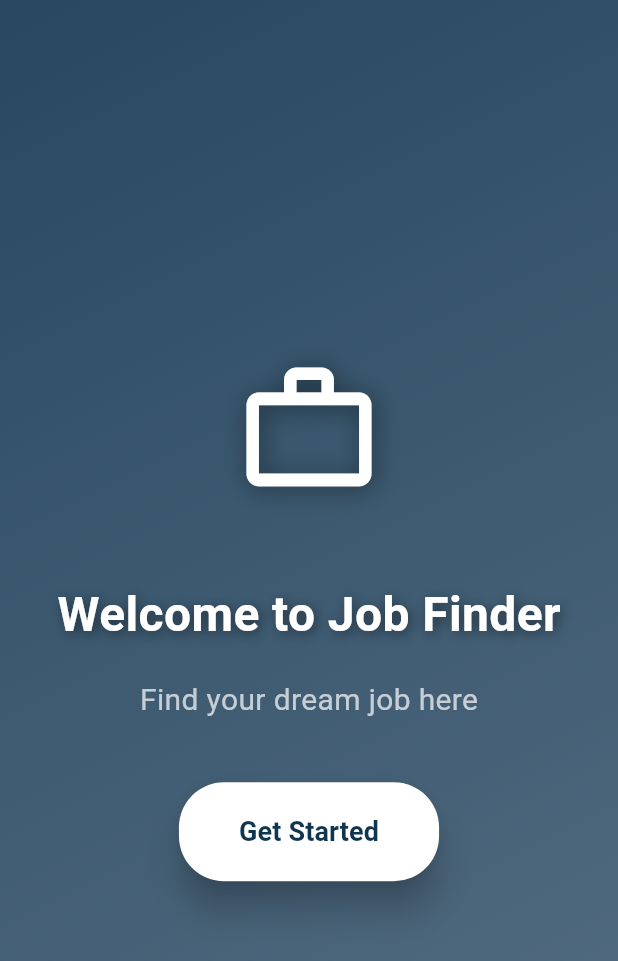
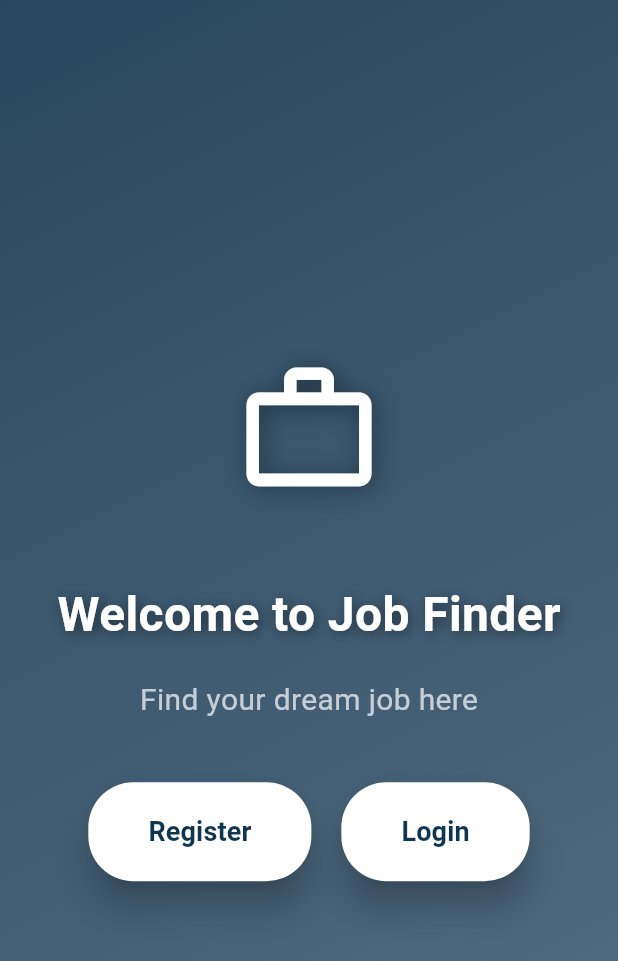
Before and after one commit to thejettt/JobFinderApp, a Flutter app: the screen it shows after launch, on a phone screen of 412 x 824 dp. Shown: the top 961 px of the screen. Run offline on Flutter 3.47's test engine with Material 3 defaults, Android fonts, the phone set to English and light mode, and no system bars; accounts and stored records are empty.

Commit message:
first commit

```diff
--- a/lib/main.dart
+++ b/lib/main.dart
@@ -1,8 +1,12 @@
 import 'package:flutter/material.dart';
 import 'package:provider/provider.dart';
 import './providers/job_provider.dart';
+import './providers/user_provider.dart';
 import './screens/home_screen.dart';
+import './screens/login_screen.dart';
+import './screens/register_screen.dart';
 import './screens/welcome_screen.dart';
+import './screens/all_jobs_tab.dart';
 
 void main() {
   runApp(MyApp());
@@ -14,14 +18,21 @@ class MyApp extends StatelessWidget {
     return MultiProvider(
       providers: [
         ChangeNotifierProvider(create: (_) => JobProvider()),
+        ChangeNotifierProvider(create: (_) => UserProvider()), // Tambahkan UserProvider
       ],
       child: MaterialApp(
-        title: 'Job Finder App',
+        title: 'Job Finder',
         theme: ThemeData(
-          colorScheme: ColorScheme.fromSeed(seedColor: Colors.deepPurple),
-          useMaterial3: true,
+          primarySwatch: Colors.green,
         ),
-        home: WelcomeScreen(),
+        initialRoute: '/',
+        routes: {
+          '/': (context) => WelcomeScreen(),
+          '/register': (context) => RegisterPage(),
+          '/login': (context) => LoginPage(),
+          '/home': (context) => HomeScreen(),
+          '/all-jobs': (context) => AllJobsTab(),
+        },
       ),
     );
   }
--- /dev/null
+++ b/lib/models/user_model.dart
@@ -0,0 +1,6 @@
+class User {
+  final String username;
+  final String password;
+
+  User({required this.username, required this.password});
+}
--- /dev/null
+++ b/lib/providers/user_provider.dart
@@ -0,0 +1,31 @@
+import 'package:flutter/material.dart';
+import '../models/user_model.dart';
+
+class UserProvider with ChangeNotifier {
+  List<User> _users = [];
+  User? _loggedInUser;
+
+  List<User> get users => _users;
+  User? get loggedInUser => _loggedInUser;
+
+  void register(String username, String password) {
+    _users.add(User(username: username, password: password));
+    notifyListeners();
+  }
+
+  bool login(String username, String password) {
+    for (User user in _users) {
+      if (user.username == username && user.password == password) {
+        _loggedInUser = user;
+        notifyListeners();
+        return true;
+      }
+    }
+    return false;
+  }
+
+  void logout() {
+    _loggedInUser = null;
+    notifyListeners();
+  }
+}
--- a/lib/screens/welcome_screen.dart
+++ b/lib/screens/welcome_screen.dart
@@ -1,5 +1,6 @@
 import 'package:flutter/material.dart';
-import 'home_screen.dart';
+import 'login_screen.dart'; // Import halaman login
+import 'register_screen.dart'; // Import halaman register
 import '../core/constants/app_colors.dart';
 
 class WelcomeScreen extends StatelessWidget {
@@ -58,11 +59,14 @@ class WelcomeScreen extends StatelessWidget {
                 ),
               ),
               SizedBox(height: 40),
+              Row(
+                mainAxisAlignment: MainAxisAlignment.center,
+                children: [
                   ElevatedButton(
                     onPressed: () {
                       Navigator.pushReplacement(
                         context,
-                    MaterialPageRoute(builder: (context) => HomeScreen()),
+                        MaterialPageRoute(builder: (context) => RegisterPage()),
                       );
                     },
                     style: ElevatedButton.styleFrom(
@@ -75,7 +79,32 @@ class WelcomeScreen extends StatelessWidget {
                       elevation: 10,
                     ),
                     child: Text(
-                  'Get Started',
+                      'Register',
+                      style: TextStyle(
+                        fontSize: 18,
+                        fontWeight: FontWeight.bold,
+                      ),
+                    ),
+                  ),
+                  SizedBox(width: 20),
+                  ElevatedButton(
+                    onPressed: () {
+                      Navigator.pushReplacement(
+                        context,
+                        MaterialPageRoute(builder: (context) => LoginPage()),
+                      );
+                    },
+                    style: ElevatedButton.styleFrom(
+                      primary: Colors.white,
+                      onPrimary: AppColors.primaryCoffee,
+                      padding: EdgeInsets.symmetric(horizontal: 40, vertical: 20),
+                      shape: RoundedRectangleBorder(
+                        borderRadius: BorderRadius.circular(30),
+                      ),
+                      elevation: 10,
+                    ),
+                    child: Text(
+                      'Login',
                       style: TextStyle(
                         fontSize: 18,
                         fontWeight: FontWeight.bold,
@@ -84,6 +113,8 @@ class WelcomeScreen extends StatelessWidget {
                   ),
                 ],
               ),
+            ],
+          ),
         ),
       ),
     );
```
Also changed, not shown: lib/screens/login_screen.dart (added, +55 -0 lines), lib/screens/register_screen.dart (added, +54 -0 lines). Lines whose indentation alone changed are shown as unchanged.
